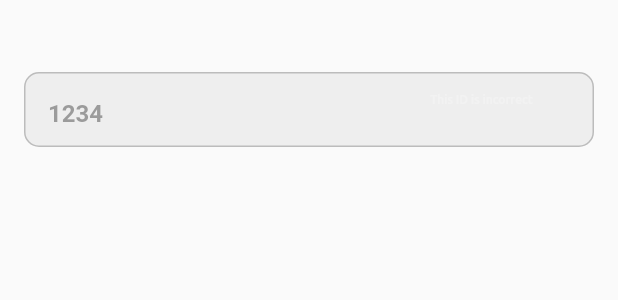
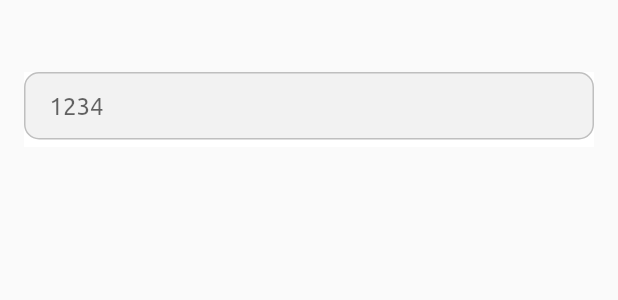
Before and after one commit to WhiteshadowYS/public_foodie_car, a Flutter app: the CatalogIdSearchTextField widget shown alone on an empty page, opened directly with empty values, on a phone screen of 412 x 824 dp. Shown: the top 300 px of the screen. Run offline on Flutter 3.47's test engine with Material 2 defaults, Android fonts, the phone set to English and light mode, and no system bars; our stand-ins replace cached_network_image, data_connection_checker, firebase_messaging, flutter_redux, flutter_screenutil, flutter_svg and 3 more; missing offline and left inert: flutter_redux_navigation, get_version, pedantic, redux_epics; accounts and stored records are empty; generated files the repository leaves out were written again; project files that could hold a hidden picture were left out.

Commit message:
fixed main page

```diff
--- a/lib/res/const.dart
+++ b/lib/res/const.dart
@@ -4,8 +4,11 @@ final Logger logger = Logger();
 
 const Duration MILLISECONDS_200 = Duration(milliseconds: 200);
 const Duration MILLISECONDS_300 = Duration(milliseconds: 300);
+const Duration MILLISECONDS_400 = Duration(milliseconds: 400);
 const Duration MILLISECONDS_500 = Duration(milliseconds: 500);
 const Duration MILLISECONDS_900 = Duration(milliseconds: 900);
+
+const String WANNA_CREATE_MY_CATALOG_LINK = 'https://www.gettyimages.com/gi-resources/images/500px/983794168.jpg';
 
 
 const String TITLE = 'My catalog';
--- a/lib/theme/data/default_theme.dart
+++ b/lib/theme/data/default_theme.dart
@@ -13,6 +13,7 @@ AVTheme defaultTheme = AVTheme(
 
     font: AppColors.kGrey,
     minorFont: AppColors.kLightGrey,
+    accentFont: AppColors.kGreen,
     background: AppColors.kWhite,
     footerIcons: AppColors.kGreen,
     footerIconsSelected: AppColors.kGreen,
--- a/lib/theme/models/appvesto_text_styles.dart
+++ b/lib/theme/models/appvesto_text_styles.dart
@@ -70,6 +70,23 @@ class AVTextStyles implements IAVTextStyles {
     );
   }
 
+  TextStyle linkTextStyle({
+    double size,
+    FontWeight fontWeight,
+    double decorationThickness,
+    Color decorationColor,
+  }) {
+    return TextStyle(
+      fontFamily: fontFamily,
+      fontSize: size,
+      color: _accentTextColor,
+      fontWeight: fontWeight,
+      decoration: TextDecoration.underline,
+      decorationThickness: decorationThickness,
+      decorationColor: decorationColor,
+    );
+  }
+
   TextStyle buttonTextStyle({double size, double height}) {
     return TextStyle(
       fontFamily: fontFamily,
--- a/lib/ui/pages/main_page/widgets/catalog_id_search.dart
+++ b/lib/ui/pages/main_page/widgets/catalog_id_search.dart
@@ -1,21 +1,26 @@
 import 'package:flutter/material.dart';
+import 'package:my_catalog/dictionary/dictionary_classes/main_page_dictionary.dart';
 import 'package:my_catalog/dictionary/flutter_dictionary.dart';
 import 'package:my_catalog/res/app_styles/app_colors.dart';
 import 'package:my_catalog/res/const.dart';
 import 'package:my_catalog/theme/custom_theme.dart';
+import 'package:my_catalog/theme/models/appvesto_text_styles.dart';
 
 import 'catalog_text_field.dart';
 
 class CatalogIdSearchTextField extends StatefulWidget {
   final void Function(String) onSubmitted;
   final void Function(String) onChanged;
+  final TextEditingController controller;
   final bool error;
 
   CatalogIdSearchTextField({
+    @required String key,
     @required this.onSubmitted,
     @required this.onChanged,
+    @required this.controller,
     @required this.error,
-  });
+  }) : super(key: Key(key));
 
   @override
   _CatalogIdSearchTextFieldState createState() => _CatalogIdSearchTextFieldState();
@@ -24,6 +29,9 @@ class CatalogIdSearchTextField extends StatefulWidget {
 class _CatalogIdSearchTextFieldState extends State<CatalogIdSearchTextField> {
   @override
   Widget build(BuildContext context) {
+    final MainPageDictionary dictionary = FlutterDictionary.instance.language.mainPageDictionary;
+    final AVTextStyles textStyles = CustomTheme.textStyles;
+
     return Padding(
       padding: const EdgeInsets.symmetric(vertical: 24.0),
       child: Stack(
@@ -46,13 +54,11 @@ class _CatalogIdSearchTextFieldState extends State<CatalogIdSearchTextField> {
                   topRight: Radius.circular(32),
                 ),
               ),
-              child: Padding(
-                padding: const EdgeInsets.all(4.0),
+              child: Center(
                 child: Text(
-                  FlutterDictionary.instance.language.mainPageDictionary.errorID,
+                  dictionary.errorID,
                   textAlign: TextAlign.center,
-                  // TODO(Andrey): Add textStyle;
-                  style: CustomTheme.textStyles.buttonTextStyle(size: 8),
+                  style: textStyles.buttonTextStyle(size: 8),
                 ),
               ),
             ),
@@ -60,9 +66,14 @@ class _CatalogIdSearchTextFieldState extends State<CatalogIdSearchTextField> {
           Padding(
             padding: const EdgeInsets.only(top: 24.0),
             child: CatalogTextField(
+              key: '${widget.key.toString()}CatalogTextField',
+              controller: widget.controller,
               onChange: widget.onChanged,
               onSubmitted: widget.onSubmitted,
               labelText: EXAMPLE_ID,
+              hintText: dictionary.name,
+              textStyle: textStyles.mainTextStyle(size: 16),
+              hintTextStyle: textStyles.mainTextStyle(size: 16),
             ),
           ),
         ],
--- a/lib/ui/pages/main_page/widgets/catalog_text_field.dart
+++ b/lib/ui/pages/main_page/widgets/catalog_text_field.dart
@@ -3,46 +3,28 @@ import 'package:my_catalog/res/app_styles/app_colors.dart';
 import 'package:my_catalog/res/const.dart';
 import 'package:my_catalog/theme/custom_theme.dart';
 
-class CatalogTextField extends StatefulWidget {
+class CatalogTextField extends StatelessWidget {
   final void Function(String) onChange;
   final void Function(String) onSubmitted;
 
   final String labelText;
-
   final TextStyle textStyle;
-
   final String hintText;
   final TextStyle hintTextStyle;
-
   final TextInputType inputType;
+  final TextEditingController controller;
 
   CatalogTextField({
+    @required String key,
     @required this.onChange,
+    @required this.controller,
     this.textStyle,
     this.onSubmitted,
     this.labelText,
     this.hintText,
     this.hintTextStyle,
     this.inputType = TextInputType.number,
-  });
-
-  @override
-  _CatalogTextFieldState createState() => _CatalogTextFieldState();
-}
-
-class _CatalogTextFieldState extends State<CatalogTextField> {
-  TextStyle textStyle;
-
-  @override
-  void initState() {
-    widget.textStyle == null ? textStyle = TextStyle(fontWeight: FontWeight.bold) : textStyle = widget.textStyle;
-    super.initState();
-  }
-
-  @override
-  void dispose() {
-    super.dispose();
-  }
+  }) : super(key: Key(key));
 
   @override
   Widget build(BuildContext context) {
@@ -53,36 +35,35 @@ class _CatalogTextFieldState extends State<CatalogTextField> {
         children: <Widget>[
           Container(
             height: 50.0,
+            width: double.infinity,
+            color: CustomTheme.colors.background,
+          ),
+          Container(
             alignment: Alignment.center,
-            width: double.infinity,
+            height: 45.0,
+            padding: const EdgeInsets.symmetric(horizontal: 16.0),
             decoration: BoxDecoration(
               color: CustomTheme.colors.accentColor.withOpacity(0.1),
               border: Border.all(color: AppColors.kGrey.withOpacity(0.3)),
               borderRadius: BorderRadius.circular(10.0),
             ),
-          ),
-          Container(
-            alignment: Alignment.center,
-            height: 45.0,
-            padding: const EdgeInsets.symmetric(horizontal: 16.0),
             child: TextField(
-              keyboardType: widget.inputType,
+              controller: controller,
+              keyboardType: inputType,
               cursorColor: AppColors.kGreen,
               onChanged: (String text) {
-                widget.onChange(text);
+                onChange(text);
               },
-              cursorWidth: 2.0,
               style: textStyle,
-              onSubmitted: widget.onSubmitted,
+              onSubmitted: onSubmitted,
               decoration: InputDecoration(
-                errorStyle: TextStyle(fontSize: 14),
                 floatingLabelBehavior: FloatingLabelBehavior.never,
                 alignLabelWithHint: true,
-                labelText: widget.labelText,
-                labelStyle: TextStyle(color: AppColors.kGrey.withOpacity(0.5)),
+                labelText: labelText,
                 focusedBorder: InputBorder.none,
                 enabledBorder: InputBorder.none,
-                hintText: widget.hintText,
+                hintText: hintText,
+                hintStyle: hintTextStyle,
               ),
             ),
           ),
```
Also changed, not shown: lib/ui/pages/main_page/main_page.dart (+18 -7 lines), lib/ui/pages/main_page/main_page_vm.dart (+4 -20 lines), lib/ui/pages/main_page/widgets/catalog_list.dart (+42 -16 lines), lib/ui/pages/main_page/widgets/catalogs_list_item.dart (+21 -10 lines), lib/utils/launch_browser.dart (added, +12 -0 lines), lib/widgets/links_button.dart (+9 -24 lines), lib/widgets/main_button.dart (+4 -9 lines), lib/widgets/main_list_view.dart (+14 -87 lines).
